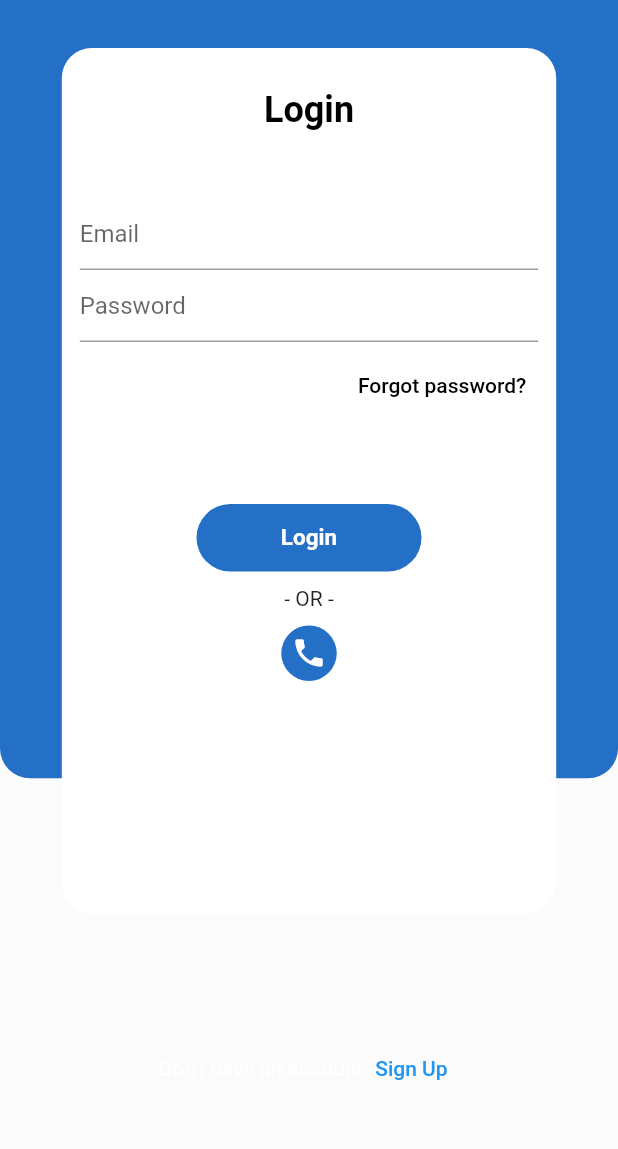
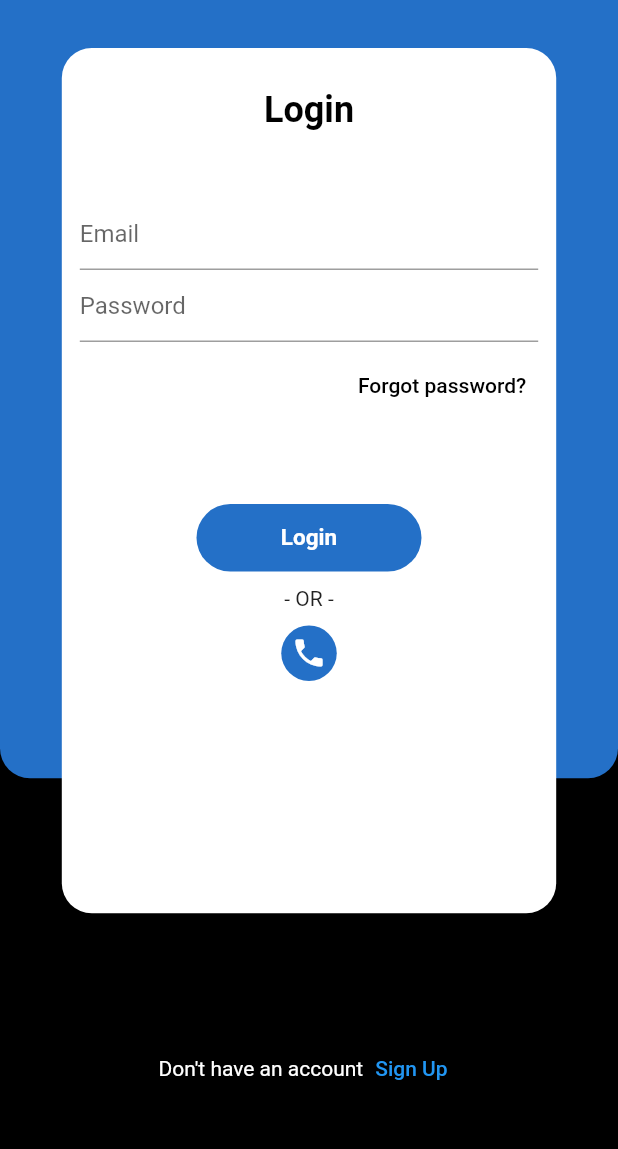
Before and after one commit to hifzakanwal/Flutter_Firebase_Auth, a Flutter app: the screen it shows after launch, on a phone screen of 412 x 824 dp, the part 87-1236 px from its top. Run offline on Flutter 3.47's test engine with Material 2 defaults, Android fonts, the phone set to English and light mode, and no system bars; our stand-ins replace country_picker, firebase_auth, firebase_core, fluttertoast, google_fonts, lottie and 1 more; accounts and stored records are empty; network calls fail.

Commit message:
Login_with_Firebase_Auth

```diff
--- a/lib/Component.dart
+++ b/lib/Component.dart
@@ -27,7 +27,7 @@ class roundbutton extends StatelessWidget {
             child: loading
                 ? CircularProgressIndicator(
                     strokeWidth: 3,
-                    color: Colors.black,
+                    color: Colors.white,
                   )
                 : Text(
                     title,
--- a/lib/loginscreen.dart
+++ b/lib/loginscreen.dart
@@ -1,4 +1,7 @@
 import 'dart:ui';
+
+import 'package:firebase_auth/firebase_auth.dart';
+import 'package:fluttertoast/fluttertoast.dart';
 
 import 'Component.dart';
 
@@ -8,6 +11,7 @@ import 'Forgetpassword.dart';
 import 'Homescreen.dart';
 import 'Loginwithphoneno.dart';
 import 'SignUpScreen.dart';
+import 'Toast.dart';
 
 class loginscreen extends StatefulWidget {
   const loginscreen({super.key});
@@ -17,14 +21,14 @@ class loginscreen extends StatefulWidget {
 }
 
 class _loginscreenState extends State<loginscreen> {
+  bool loading = false;
+  final emailcon = TextEditingController();
+  final passwordcon = TextEditingController();
   final _formkey = GlobalKey<FormState>();
   @override
   Widget build(BuildContext context) {
-    final emailcon = TextEditingController();
-    final Passwordcon = TextEditingController();
-
     return Scaffold(
-      backgroundColor: Color.fromARGB(15, 187, 187, 187),
+      backgroundColor: Colors.black,
       body: Stack(
         children: [
           Container(
@@ -108,7 +112,7 @@ class _loginscreenState extends State<loginscreen> {
                                     }
                                   },
                                   keyboardType: TextInputType.emailAddress,
-                                  controller: Passwordcon,
+                                  controller: passwordcon,
                                   decoration: InputDecoration(
                                     hintText: "Password",
                                   ),
@@ -142,11 +146,19 @@ class _loginscreenState extends State<loginscreen> {
                           roundbutton(
                               title: "Login",
                               tapfun: () {
-                                Navigator.push(
-                                    context,
-                                    MaterialPageRoute(
-                                        builder: (context) =>
-                                            homescreen(name: '')));
+                                FirebaseAuth.instance
+                                    .signInWithEmailAndPassword(
+                                        email: emailcon.text.toString(),
+                                        password: passwordcon.text.toString())
+                                    .then((value) {
+                                  Navigator.push(
+                                      context,
+                                      MaterialPageRoute(
+                                          builder: (context) =>
+                                              homescreen(name: '')));
+                                }).onError((error, stackTrace) {
+                                  toastmessage(error.toString());
+                                });
                               }),
                           SizedBox(
                             height: 10,
@@ -199,8 +211,6 @@ class _loginscreenState extends State<loginscreen> {
                   ),
                   TextButton(
                       onPressed: () {
-                        if (_formkey.currentState!.validate()) {}
-
                         Navigator.push(
                             context,
                             MaterialPageRoute(
```
Also changed, not shown: pubspec.lock.
